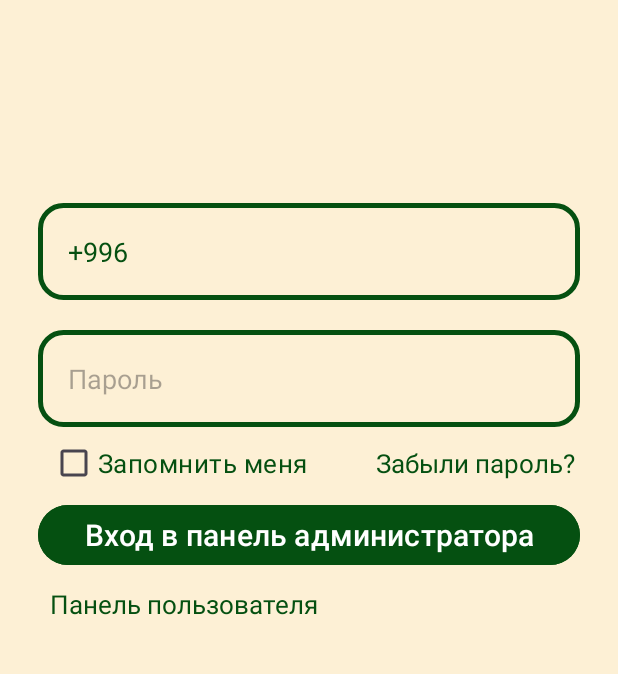
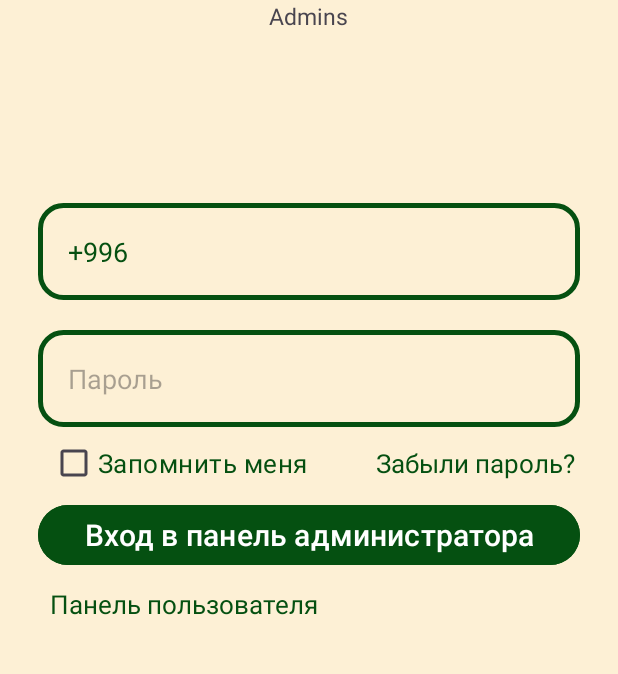
Before and after one commit to Orazjan/Library, an Android app: the loginActivity screen opened directly, with no data from a screen before it, after a tap on "Панель админа", on a phone screen of 412 x 824 dp, the part 366-1040 px from its top. Run offline under Robolectric (Android 15) with nearby library versions, the phone set to English and light mode, and no system bars; our stand-ins replace Firebase (no records; nobody signed in at launch, a user with empty details on screens opened directly); libraries missing offline, so code that uses them is left out: io.paperdb; 1 statement that could not run was skipped.

Commit message:
Fixed loginActivity

```diff
--- a/app/src/main/java/com/example/library/loginActivity.java
+++ b/app/src/main/java/com/example/library/loginActivity.java
@@ -26,7 +26,7 @@ public class loginActivity extends AppCompatActivity {
     private Button loginBtn;
     private EditText phoneInput, passwordInput;
     private ProgressDialog loadingBar;
-    private TextView adminLink, notAdminLink;
+    private TextView adminLink, notAdminLink, checkHren;
     private String parentDbName = "Users";
 
 
@@ -40,6 +40,7 @@ public class loginActivity extends AppCompatActivity {
         passwordInput = findViewById(R.id.login_password);
         adminLink = findViewById(R.id.adminLink);
         notAdminLink = findViewById(R.id.notAdminLink);
+        checkHren = findViewById(R.id.checkHren);
         loadingBar = new ProgressDialog(this);
         Paper.init(this);
 
@@ -50,12 +51,14 @@ public class loginActivity extends AppCompatActivity {
             notAdminLink.setVisibility(View.VISIBLE);
             loginBtn.setText("Вход в панель администратора");
             parentDbName = "Admins";
+            checkHren.setText(parentDbName);
         });
         notAdminLink.setOnClickListener(view -> {
             adminLink.setVisibility(View.VISIBLE);
             notAdminLink.setVisibility(View.INVISIBLE);
             loginBtn.setText("Начать");
             parentDbName = "Users";
+            checkHren.setText(parentDbName);
         });
     }
 
@@ -91,18 +94,19 @@ public class loginActivity extends AppCompatActivity {
 
                     if (usersData.getPhone().equals(phone)) {
                         if (usersData.getPassword().equals(password)) {
-                            if (parentDbName.equals("Users")) {
-                                loadingBar.dismiss();
-                                Toast.makeText(loginActivity.this, "Успешный вход!", Toast.LENGTH_SHORT).show();
-                                Intent homeIntent = new Intent(loginActivity.this, HomeActiviti.class);
-                                startActivity(homeIntent);
-                            } else if (parentDbName.equals("Admins")) {
+                            if (parentDbName.equals("Admins")) {
                                 loadingBar.dismiss();
                                 Toast.makeText(loginActivity.this, "Успешный вход!", Toast.LENGTH_SHORT).show();
 
                                 Intent adminIntent = new Intent(loginActivity.this, AdminCategoryActiviti.class);
                                 startActivity(adminIntent);
+                            } else if (parentDbName.equals("Users")) {
+                                loadingBar.dismiss();
+                                Toast.makeText(loginActivity.this, "Успешный вход!", Toast.LENGTH_SHORT).show();
+                                Intent homeIntent = new Intent(loginActivity.this, HomeActiviti.class);
+                                startActivity(homeIntent);
                             }
+
                         } else {
                             loadingBar.dismiss();
                             Toast.makeText(loginActivity.this, "Неверный пароль", Toast.LENGTH_SHORT).show();
--- a/app/src/main/res/layout/activity_login.xml
+++ b/app/src/main/res/layout/activity_login.xml
@@ -8,6 +8,14 @@
     android:background="@color/bckgrnd"
     tools:context=".loginActivity">
 
+    <TextView
+        android:id="@+id/checkHren"
+        android:layout_width="wrap_content"
+        android:layout_height="wrap_content"
+        android:layout_below="@id/appName"
+        android:layout_centerHorizontal="true"
+        android:text="Hren"
+        android:textSize="15sp" />
 
     <ImageView
         android:id="@+id/logo"
@@ -22,6 +30,7 @@
         />
 
     <TextView
+        android:id="@+id/appName"
         android:layout_width="wrap_content"
         android:layout_height="wrap_content"
         android:layout_below="@id/logo"
```
